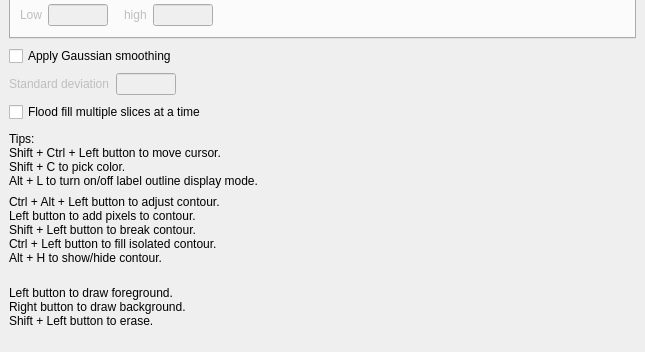
This is freeview/ToolWindowEdit.ui in freesurfer/freesurfer as Qt 5 draws it before an edit; both pictures show x 0 to 645 and y 444 to 796 of the 645 by 796 pixel window. The edited form follows.
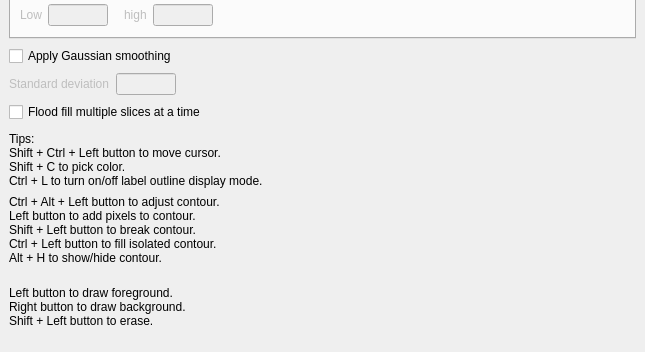
This is the edited form. Icons and pictures are not drawn. Custom widgets are drawn as their Qt base class.

Commit message: Added option to go through each point in volume label

The edit to the form file:
```diff
--- a/freeview/ToolWindowEdit.ui
+++ b/freeview/ToolWindowEdit.ui
@@ -896,7 +896,7 @@
         <string>Tips:
 Shift + Ctrl + Left button to move cursor.
 Shift + C to pick color.
-Alt + L to turn on/off label outline display mode.</string>
+Ctrl + L to turn on/off label outline display mode.</string>
        </property>
       </widget>
      </item>
```
The commit also changes 15 other files.
